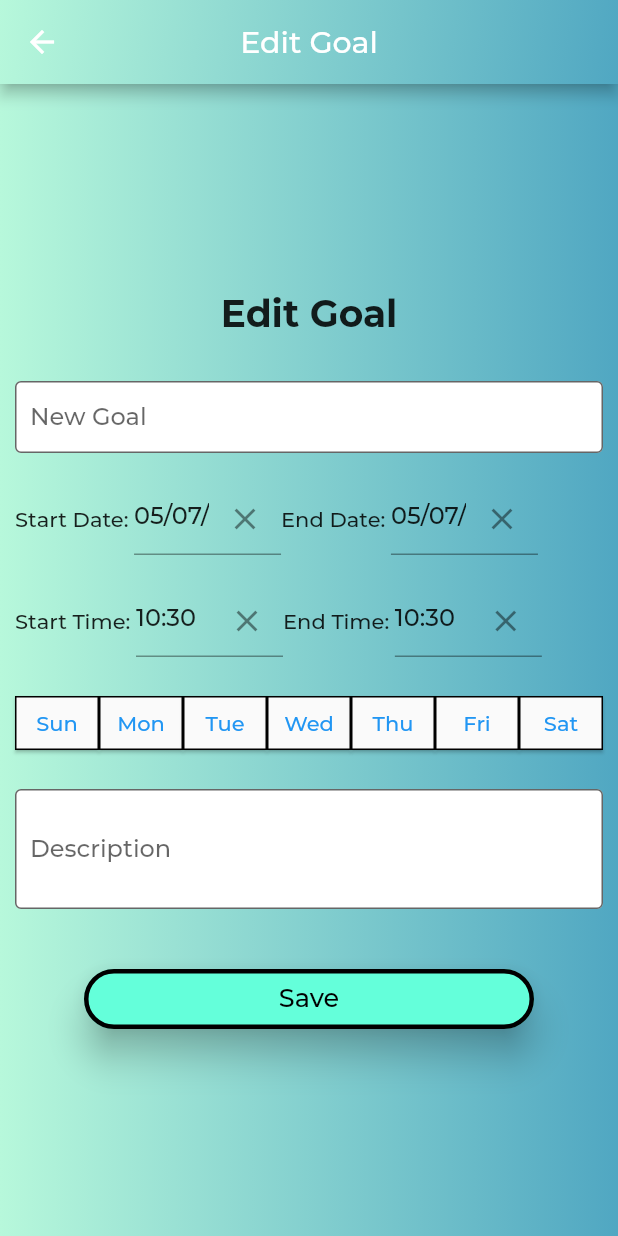
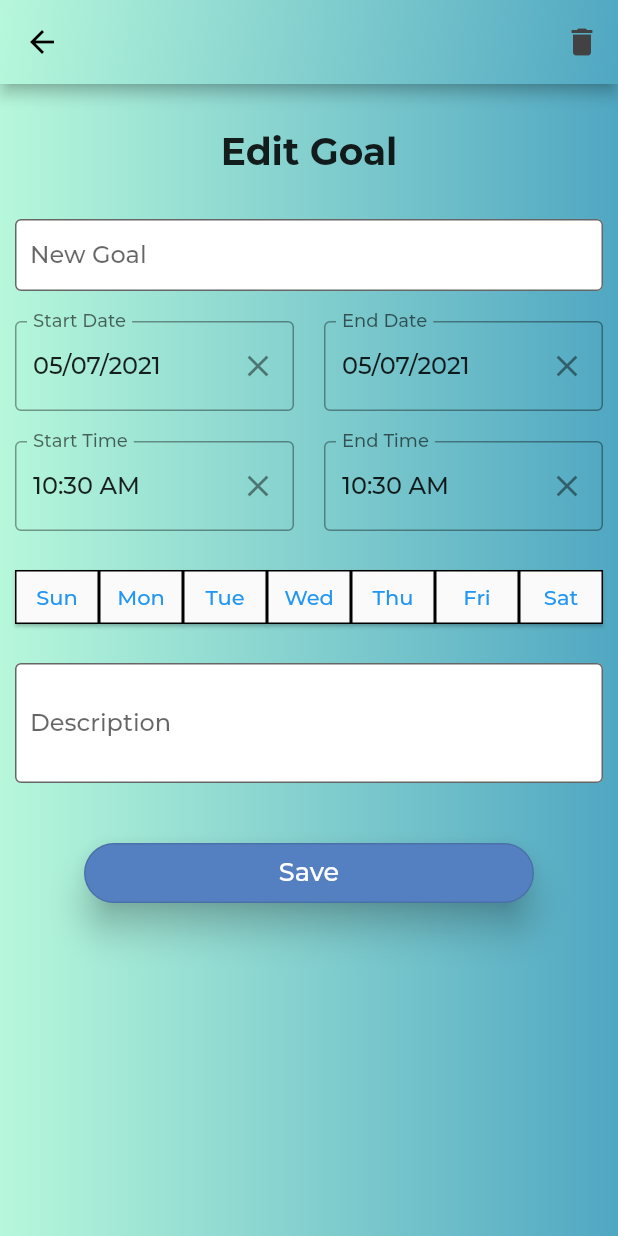
Before and after one commit to squach28/MotivateMe_Mobile_Application, a Flutter app: the EditGoalPage screen opened directly with empty values, on a phone screen of 412 x 824 dp. Run offline on Flutter 3.47's test engine with Material 2 defaults, Android fonts, the phone set to English and light mode, and no system bars; drawn by our look-alikes of datetime_picker_formfield, weekday_selector; our stand-ins replace camera, sqflite, table_calendar; missing offline and left inert: amplify_auth_cognito, amplify_flutter, amplify_storage_s3, day_picker; accounts and stored records are empty.

Commit message:
Edit goal page update

```diff
--- a/lib/add_goals_page.dart
+++ b/lib/add_goals_page.dart
@@ -48,7 +48,7 @@ class _AddGoalsPageState extends State<AddGoalsPage> {
   Widget build(BuildContext context) {
     return Scaffold(
       appBar: AppBar(
-        //title: const Text('Add New Goal'),
+        iconTheme: IconThemeData(color: Colors.black),
         centerTitle: true,
         flexibleSpace: Container(
           decoration: BoxDecoration(
--- a/lib/edit_goal_page.dart
+++ b/lib/edit_goal_page.dart
@@ -64,6 +64,8 @@ class _EditGoalPageState extends State<EditGoalPage> {
   @override
   void initState() {
     super.initState();
+    _goalTitleController.text = widget.subGoal.title;
+    _goalDescriptionController.text = widget.subGoal.description;
     this.startDate = widget.subGoal.startDate;
     this.endDate = widget.subGoal.endDate;
     this.startTime = widget.subGoal.startTime;
@@ -76,7 +78,6 @@ class _EditGoalPageState extends State<EditGoalPage> {
     print('setting state: ' + this.endDate.toString());
     print('setting state: ' + this.startTime.toString());
     print('setting state: ' + this.endTime.toString());
-
   }
 
   @override
@@ -84,7 +85,16 @@ class _EditGoalPageState extends State<EditGoalPage> {
     return Scaffold(
       key: _scaffoldKey,
       appBar: AppBar(
-        title: const Text('Edit Goal'),
+        iconTheme: IconThemeData(color: Colors.black),
+        actions: [
+          IconButton(
+            onPressed: () {
+              confirmedDelete();
+            },
+            icon: Icon(Icons.delete),
+            color: Colors.grey[800],
+          )
+        ],
         centerTitle: true,
         flexibleSpace: Container(
           decoration: BoxDecoration(
@@ -100,6 +110,7 @@ class _EditGoalPageState extends State<EditGoalPage> {
           FocusScope.of(context).requestFocus(new FocusNode());
         },
         child: Container(
+          height: MediaQuery.of(context).size.height,
           decoration: BoxDecoration(
             gradient: LinearGradient(
               begin: Alignment.centerLeft,
@@ -113,12 +124,11 @@ class _EditGoalPageState extends State<EditGoalPage> {
                   TileMode.repeated, // repeats the gradient over the canvas
             ),
           ),
-          child: Center(
           child: Container(
-                child: Stack(children: [
-              SingleChildScrollView(
+            child: SingleChildScrollView(
               padding: EdgeInsets.only(left: 10.0, right: 10.0),
               child: Column(children: <Widget>[
+                Padding(padding: EdgeInsets.only(top: 30.0)),
                 Container(
                   padding: EdgeInsets.only(bottom: 30.0),
                   child: Text('Edit Goal',
@@ -139,21 +149,16 @@ class _EditGoalPageState extends State<EditGoalPage> {
                   child: OutlinedButton(
                     child: new Text(
                       'Save',
-                        style:
-                            new TextStyle(fontSize: 17.0, color: Colors.black),
+                      style: new TextStyle(fontSize: 17.0, color: Colors.white),
                     ),
                     onPressed: _validateInputs,
                     style: ButtonStyle(
-                        backgroundColor:
-                            MaterialStateProperty.all<Color>(Colors.tealAccent),
+                      backgroundColor: MaterialStateProperty.all<Color>(
+                          Theme.of(context).primaryColor),
                       elevation: MaterialStateProperty.all<double>(10.0),
-                        side: MaterialStateProperty.all<BorderSide>(
-                          BorderSide(width: 3.0, color: Colors.black),
-                        ),
                       shape: MaterialStateProperty.all<OutlinedBorder>(
                         RoundedRectangleBorder(
                           borderRadius: BorderRadius.circular(32.0),
-                            side: BorderSide(width: 3, color: Colors.black),
                         ),
                       ),
                     ),
@@ -161,7 +166,6 @@ class _EditGoalPageState extends State<EditGoalPage> {
                 ),
               ]),
             ),
-            ])),
           ),
         ),
       ),
@@ -169,10 +173,8 @@ class _EditGoalPageState extends State<EditGoalPage> {
   }
 
   Widget _editGoalForm() {
-    final timeFormat = DateFormat("HH:mm");
+    final timeFormat = DateFormat("hh:mm a");
     final dateFormat = DateFormat("MM/dd/yyyy");
-    _goalTitleController.text = widget.subGoal.title;
-    _goalDescriptionController.text = widget.subGoal.description;
     return Column(mainAxisAlignment: MainAxisAlignment.center, children: [
       TextFormField(
         validator: validateGoalTitle,
@@ -193,9 +195,12 @@ class _EditGoalPageState extends State<EditGoalPage> {
       ),
       Row(
         children: [
-          Flexible(child: Text("Start Date: ")),
           Flexible(
             child: DateTimeField(
+              decoration: InputDecoration(
+                  labelText: "Start Date",
+                  border: OutlineInputBorder(
+                      borderSide: BorderSide(color: Colors.black, width: 1.0))),
               format: dateFormat,
               initialValue: widget.subGoal.startDate,
               onShowPicker: (context, currentValue) async {
@@ -211,9 +216,15 @@ class _EditGoalPageState extends State<EditGoalPage> {
               },
             ),
           ),
-          Flexible(child: Text("End Date: ")),
+          SizedBox(
+            width: 20,
+          ),
           Flexible(
             child: DateTimeField(
+              decoration: InputDecoration(
+                  labelText: "End Date",
+                  border: OutlineInputBorder(
+                      borderSide: BorderSide(color: Colors.black, width: 1.0))),
               format: dateFormat,
               initialValue: widget.subGoal.endDate,
               onShowPicker: (context, currentValue) async {
@@ -236,9 +247,12 @@ class _EditGoalPageState extends State<EditGoalPage> {
       ),
       Row(
         children: [
-          Flexible(child: Text("Start Time: ")),
           Flexible(
             child: DateTimeField(
+              decoration: InputDecoration(
+                  labelText: "Start Time",
+                  border: OutlineInputBorder(
+                      borderSide: BorderSide(color: Colors.black, width: 1.0))),
               format: timeFormat,
               initialValue: widget.subGoal.startTime,
               onShowPicker: (context, currentValue) async {
@@ -254,9 +268,15 @@ class _EditGoalPageState extends State<EditGoalPage> {
               },
             ),
           ),
-          Flexible(child: Text("End Time: ")),
+          SizedBox(
+            width: 20.0,
+          ),
           Flexible(
             child: DateTimeField(
+              decoration: InputDecoration(
+                  labelText: "End Time",
+                  border: OutlineInputBorder(
+                      borderSide: BorderSide(color: Colors.black, width: 1.0))),
               format: timeFormat,
               initialValue: widget.subGoal.endTime,
               onShowPicker: (context, currentValue) async {
@@ -303,7 +323,7 @@ class _EditGoalPageState extends State<EditGoalPage> {
             values[index] = !values[index];
             this.goalDays[indexToDay[index]] = values[index];
           });
-          for(var entry in this.goalDays.entries) {
+          for (var entry in this.goalDays.entries) {
             print(entry.key + ' ' + entry.value.toString());
           }
         },
@@ -431,4 +451,30 @@ class _EditGoalPageState extends State<EditGoalPage> {
       },
     );
   }
+
+  Future<void> confirmedDelete() async {
+    return showDialog<void>(
+      context: context,
+      barrierDismissible: false, // user must tap button!
+      builder: (BuildContext context) {
+        return AlertDialog(
+          title: Text('Are you sure you want to delete this goal?'),
+          actions: <Widget>[
+            TextButton(
+              child: Text('Cancel'),
+              onPressed: () {
+                Navigator.of(context).pop();
+              },
+            ),
+            TextButton(
+              child: Text('OK'),
+              onPressed: () {
+                Navigator.of(context).pop();
+              },
+            ),
+          ],
+        );
+      },
+    );
   }
+}
--- a/lib/login_page.dart
+++ b/lib/login_page.dart
@@ -143,7 +143,7 @@ class _LoginPageState extends State<LoginPage> {
           child: OutlinedButton(
             child: new Text(
               'Login',
-              style: new TextStyle(fontSize: 17.0, color: Colors.black),
+              style: new TextStyle(fontSize: 17.0, color: Colors.white),
             ),
             onPressed: _validateInputs,
             style: ButtonStyle(
--- a/lib/service/inspire_me.dart
+++ b/lib/service/inspire_me.dart
@@ -6,7 +6,7 @@ class InspireMeService {
   Future<String> inspireMe() async {
     Random random = Random();
     try {
-      var picture = random.nextInt(4);
+      var picture = random.nextInt(7);
       GetUrlResult result =
           await Amplify.Storage.getUrl(key: picture.toString());
       return result.url;
--- a/lib/signup_page.dart
+++ b/lib/signup_page.dart
@@ -191,7 +191,7 @@ class _SignUpPageState extends State<SignUpPage> {
         child: OutlinedButton(
           child: new Text(
             'Sign Up',
-            style: new TextStyle(fontSize: 17.0, color: Colors.black),
+            style: new TextStyle(fontSize: 17.0, color: Colors.white),
           ),
           onPressed: _validateInputs,
           style: ButtonStyle(
```
Also changed, not shown: lib/collage_page.dart (+19 -7 lines). Lines whose indentation alone changed are shown as unchanged.
